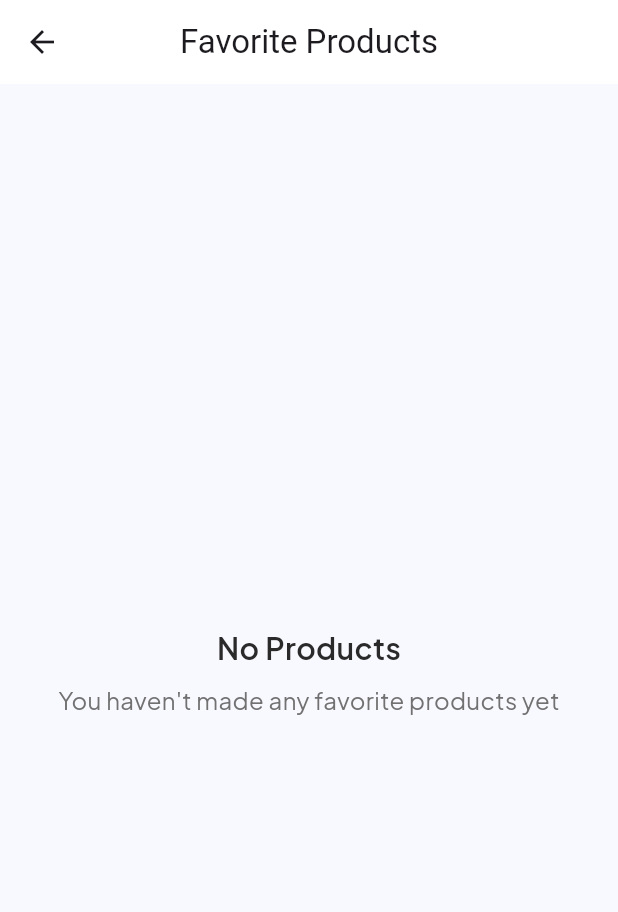
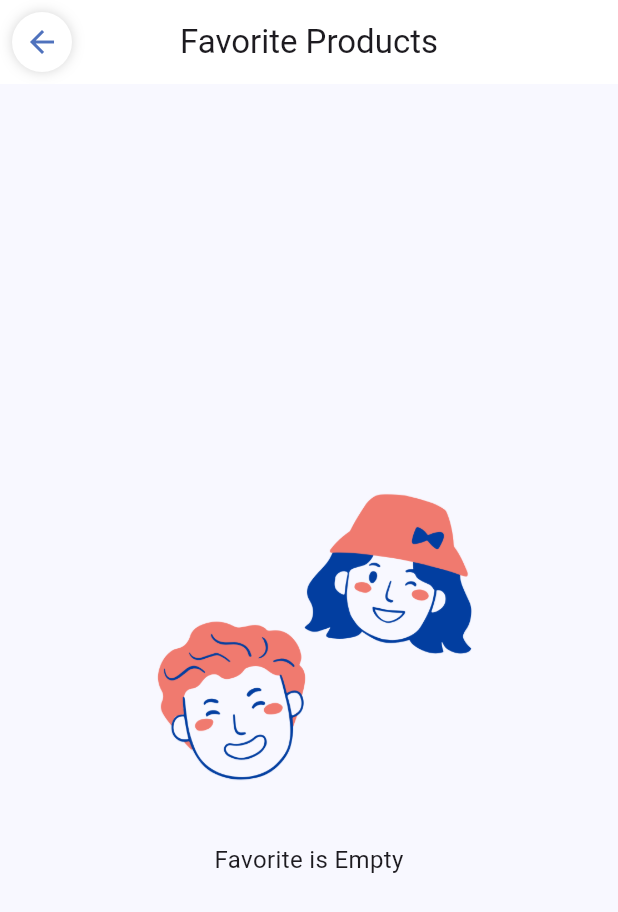
Before and after one commit to danyfatihul-14/sanzio-app, a Flutter app: the FavoritePage screen opened by its route, on a phone screen of 412 x 824 dp. Shown: the top 912 px of the screen. Run offline on Flutter 3.47's test engine with Material 3 defaults, Android fonts, the phone set to English and light mode, and no system bars; our stand-ins replace camera, equatable, flutter_bloc, flutter_dotenv, flutter_secure_storage, fluttertoast and 7 more; missing offline and left inert: carousel_slider_plus; accounts and stored records are empty; network calls fail; project files that could hold a hidden picture were left out.

Commit message:
fix: Update Icons, Carousel, dan Button back

```diff
--- a/lib/pages/favorite.dart
+++ b/lib/pages/favorite.dart
@@ -22,6 +22,29 @@ class _FavoritePageState extends State<FavoritePage> {
       appBar: AppBar(
         title: const Text('Favorite Products'),
         backgroundColor: whiteMain,
+        leading: IconButton(
+          icon: Container(
+            padding: const EdgeInsets.all(8.0), // Ukuran lingkaran
+            decoration: const BoxDecoration(
+              color: Colors.white, // Warna latar belakang lingkaran
+              shape: BoxShape.circle, // Bentuk lingkaran
+              boxShadow: [
+                BoxShadow(
+                  color: Colors.black26,
+                  blurRadius: 8,
+                  spreadRadius: -2,
+                ),
+              ],
+            ),
+            child: Icon(
+              Icons.arrow_back,
+              color: blue600,
+            ),
+          ),
+          onPressed: () {
+            Navigator.pop(context);
+          },
+        ),
         centerTitle: true,
       ),
       body: BlocBuilder<FavoriteBloc, FavoriteState>(
@@ -58,23 +81,15 @@ class _FavoritePageState extends State<FavoritePage> {
       child: Column(
         mainAxisAlignment: MainAxisAlignment.center,
         children: [
+          Image.asset(
+            'assets/icon 2.png',
+            width: 250,
+            height: 250,
+          ),
           const SizedBox(height: 16),
-          Text(
-            "No Products",
-            style: GoogleFonts.plusJakartaSans(
-              fontSize: 20,
-              fontWeight: FontWeight.w600,
-              color: gray600,
-            ),
-          ),
-          const SizedBox(height: 8),
-          Text(
-            "You haven't made any favorite products yet",
-            style: GoogleFonts.plusJakartaSans(
-              fontSize: 16,
-              fontWeight: FontWeight.w400,
-              color: gray400,
-            ),
+          const Text(
+            "Favorite is Empty",
+            style: TextStyle(fontSize: 16),
           ),
         ],
       ),
```
Also changed, not shown: lib/pages/about.dart (+20 -10 lines), lib/pages/all_Kategori.dart (+21 -3 lines), lib/pages/editable_address_page.dart (+23 -0 lines), lib/pages/ganti_password.dart (+21 -7 lines), lib/pages/home.dart (+5 -3 lines), lib/pages/info_pengguna.dart (+20 -14 lines), lib/pages/kebijakan.dart (+20 -14 lines), lib/pages/mychart.dart (+32 -3 lines), lib/pages/payment.dart (+18 -1 lines), lib/pages/view_Kategori.dart (+23 -0 lines), assets/1.png (added), assets/2.png (added), assets/3.png (added), assets/4.png (added), 2 more files.
